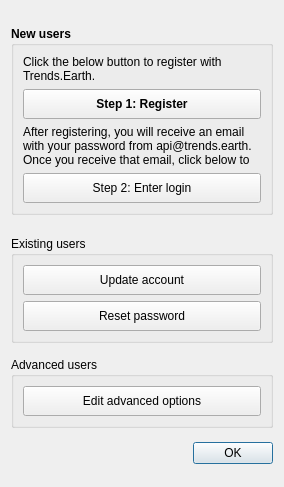
Old version of the form LDMP/gui/DlgSettings.ui in the repository ConservationInternational/trends.earth.
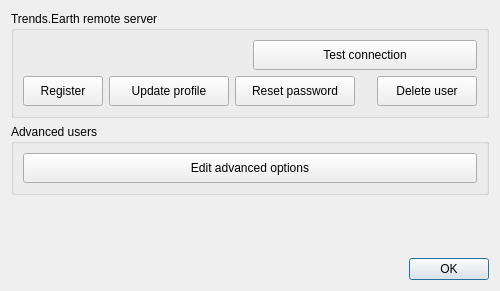
New version of the form. Custom widgets are drawn as their Qt base class.

Commit message: Refactored settings GUI and logic to store credential into QGIS auth infrastructure. Fixes #354 #341 (#362)

Patch:
```diff
--- a/LDMP/gui/DlgSettings.ui
+++ b/LDMP/gui/DlgSettings.ui
@@ -9,26 +9,26 @@
    <rect>
     <x>0</x>
     <y>0</y>
-    <width>284</width>
-    <height>487</height>
+    <width>500</width>
+    <height>291</height>
    </rect>
   </property>
   <property name="sizePolicy">
-   <sizepolicy hsizetype="Fixed" vsizetype="Fixed">
+   <sizepolicy hsizetype="Preferred" vsizetype="Preferred">
     <horstretch>0</horstretch>
     <verstretch>0</verstretch>
    </sizepolicy>
   </property>
   <property name="minimumSize">
    <size>
-    <width>250</width>
+    <width>500</width>
     <height>0</height>
    </size>
   </property>
   <property name="windowTitle">
    <string>Settings</string>
   </property>
-  <layout class="QVBoxLayout" name="verticalLayout_4">
+  <layout class="QVBoxLayout" name="verticalLayout_2">
    <item>
     <widget class="QGroupBox" name="groupBox">
      <property name="sizePolicy">
@@ -45,44 +45,18 @@
      </property>
      <property name="font">
       <font>
-       <weight>75</weight>
-       <bold>true</bold>
+       <weight>50</weight>
+       <bold>false</bold>
       </font>
      </property>
      <property name="title">
-      <string>New users</string>
+      <string>Trends.Earth remote server</string>
      </property>
      <layout class="QVBoxLayout" name="verticalLayout">
       <item>
-       <widget class="QLabel" name="label">
-        <property name="sizePolicy">
-         <sizepolicy hsizetype="Preferred" vsizetype="Preferred">
-          <horstretch>0</horstretch>
-          <verstretch>0</verstretch>
-         </sizepolicy>
-        </property>
-        <property name="maximumSize">
-         <size>
-          <width>16777215</width>
-          <height>16777215</height>
-         </size>
-        </property>
-        <property name="font">
-         <font>
-          <weight>50</weight>
-          <bold>false</bold>
-         </font>
-        </property>
-        <property name="text">
-         <string>Click the below button to register with Trends.Earth.</string>
-        </property>
-        <property name="wordWrap">
-         <bool>true</bool>
-        </property>
-       </widget>
-      </item>
+       <layout class="QHBoxLayout" name="horizontalLayout">
       <item>
-       <widget class="QPushButton" name="pushButton_register">
+         <widget class="QgsAuthConfigSelect" name="authConfigSelect_authentication">
         <property name="sizePolicy">
          <sizepolicy hsizetype="Minimum" vsizetype="Minimum">
           <horstretch>0</horstretch>
@@ -97,41 +71,16 @@
         </property>
         <property name="font">
          <font>
-          <weight>75</weight>
-          <bold>true</bold>
-         </font>
-        </property>
-        <property name="text">
-         <string>Step 1: Register</string>
-        </property>
-       </widget>
-      </item>
-      <item>
-       <widget class="QLabel" name="label_2">
-        <property name="sizePolicy">
-         <sizepolicy hsizetype="Preferred" vsizetype="Preferred">
-          <horstretch>0</horstretch>
-          <verstretch>0</verstretch>
-         </sizepolicy>
-        </property>
-        <property name="font">
-         <font>
           <weight>50</weight>
           <bold>false</bold>
          </font>
         </property>
-        <property name="text">
-         <string>After registering, you will receive an email with your password from api@trends.earth. Once you receive that email, click below to enter that password to login to Trends.Earth.</string>
-        </property>
-        <property name="wordWrap">
-         <bool>true</bool>
-        </property>
        </widget>
       </item>
       <item>
        <widget class="QPushButton" name="pushButton_login">
         <property name="sizePolicy">
-         <sizepolicy hsizetype="Minimum" vsizetype="Minimum">
+           <sizepolicy hsizetype="Preferred" vsizetype="Preferred">
           <horstretch>0</horstretch>
           <verstretch>0</verstretch>
          </sizepolicy>
@@ -139,7 +88,7 @@
         <property name="minimumSize">
          <size>
           <width>0</width>
-          <height>30</height>
+            <height>0</height>
          </size>
         </property>
         <property name="font">
@@ -149,42 +98,25 @@
          </font>
         </property>
         <property name="text">
-         <string>Step 2: Enter login</string>
+           <string>Test connection</string>
         </property>
        </widget>
       </item>
      </layout>
-    </widget>
    </item>
    <item>
-    <widget class="QGroupBox" name="groupBox_2">
-     <property name="sizePolicy">
-      <sizepolicy hsizetype="Preferred" vsizetype="Fixed">
-       <horstretch>0</horstretch>
-       <verstretch>0</verstretch>
-      </sizepolicy>
-     </property>
-     <property name="font">
-      <font>
-       <weight>50</weight>
-       <bold>false</bold>
-      </font>
-     </property>
-     <property name="title">
-      <string>Existing users</string>
-     </property>
-     <layout class="QVBoxLayout" name="verticalLayout_2">
+       <layout class="QHBoxLayout" name="horizontalLayout_2">
       <item>
-       <widget class="QPushButton" name="pushButton_edit">
+         <widget class="QPushButton" name="pushButton_register">
         <property name="sizePolicy">
-         <sizepolicy hsizetype="Minimum" vsizetype="Minimum">
+           <sizepolicy hsizetype="Preferred" vsizetype="Minimum">
           <horstretch>0</horstretch>
           <verstretch>0</verstretch>
          </sizepolicy>
         </property>
         <property name="minimumSize">
          <size>
-          <width>0</width>
+            <width>80</width>
           <height>30</height>
          </size>
         </property>
@@ -195,35 +127,88 @@
          </font>
         </property>
         <property name="text">
-         <string>Update account</string>
+           <string>Register</string>
+          </property>
+         </widget>
+        </item>
+        <item>
+         <widget class="QPushButton" name="pushButton_update_profile">
+          <property name="sizePolicy">
+           <sizepolicy hsizetype="Preferred" vsizetype="Preferred">
+            <horstretch>0</horstretch>
+            <verstretch>0</verstretch>
+           </sizepolicy>
+          </property>
+          <property name="minimumSize">
+           <size>
+            <width>120</width>
+            <height>0</height>
+           </size>
+          </property>
+          <property name="font">
+           <font>
+            <weight>50</weight>
+            <bold>false</bold>
+           </font>
+          </property>
+          <property name="text">
+           <string>Update profile</string>
         </property>
        </widget>
       </item>
       <item>
        <widget class="QPushButton" name="pushButton_forgot_pwd">
         <property name="sizePolicy">
-         <sizepolicy hsizetype="Minimum" vsizetype="Minimum">
+           <sizepolicy hsizetype="Preferred" vsizetype="Preferred">
           <horstretch>0</horstretch>
           <verstretch>0</verstretch>
          </sizepolicy>
         </property>
         <property name="minimumSize">
          <size>
-          <width>0</width>
-          <height>30</height>
-         </size>
-        </property>
-        <property name="font">
-         <font>
-          <weight>50</weight>
-          <bold>false</bold>
-         </font>
-        </property>
+            <width>120</width>
+            <height>0</height>
+           </size>
+          </property>
         <property name="text">
          <string>Reset password</string>
         </property>
        </widget>
       </item>
+        <item>
+         <spacer name="horizontalSpacer">
+          <property name="orientation">
+           <enum>Qt::Horizontal</enum>
+          </property>
+          <property name="sizeHint" stdset="0">
+           <size>
+            <width>40</width>
+            <height>20</height>
+           </size>
+          </property>
+         </spacer>
+        </item>
+        <item>
+         <widget class="QPushButton" name="pushButton_delete_user">
+          <property name="sizePolicy">
+           <sizepolicy hsizetype="Preferred" vsizetype="Preferred">
+            <horstretch>0</horstretch>
+            <verstretch>0</verstretch>
+           </sizepolicy>
+          </property>
+          <property name="minimumSize">
+           <size>
+            <width>100</width>
+            <height>0</height>
+           </size>
+          </property>
+          <property name="text">
+           <string>Delete user</string>
+          </property>
+         </widget>
+        </item>
+       </layout>
+      </item>
      </layout>
     </widget>
    </item>
@@ -273,6 +258,19 @@
      </layout>
     </widget>
    </item>
+   <item>
+    <spacer name="verticalSpacer">
+     <property name="orientation">
+      <enum>Qt::Vertical</enum>
+     </property>
+     <property name="sizeHint" stdset="0">
+      <size>
+       <width>20</width>
+       <height>39</height>
+      </size>
+     </property>
+    </spacer>
+   </item>
    <item>
     <widget class="QDialogButtonBox" name="buttonBox">
      <property name="sizePolicy">
@@ -288,6 +286,13 @@
    </item>
   </layout>
  </widget>
+ <customwidgets>
+  <customwidget>
+   <class>QgsAuthConfigSelect</class>
+   <extends>QWidget</extends>
+   <header>qgis.gui</header>
+  </customwidget>
+ </customwidgets>
  <resources/>
  <connections/>
 </ui>
```
Lines whose indentation alone changed are shown as unchanged. The commit also changes 6 other files.
